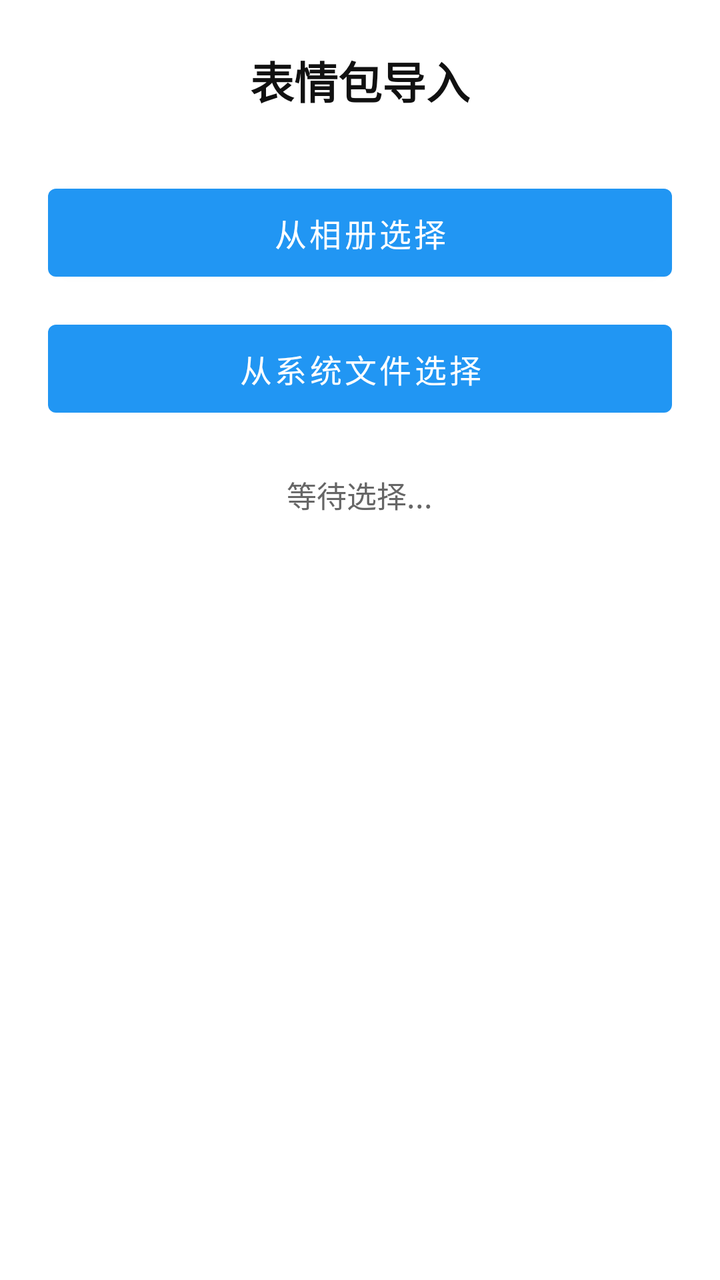
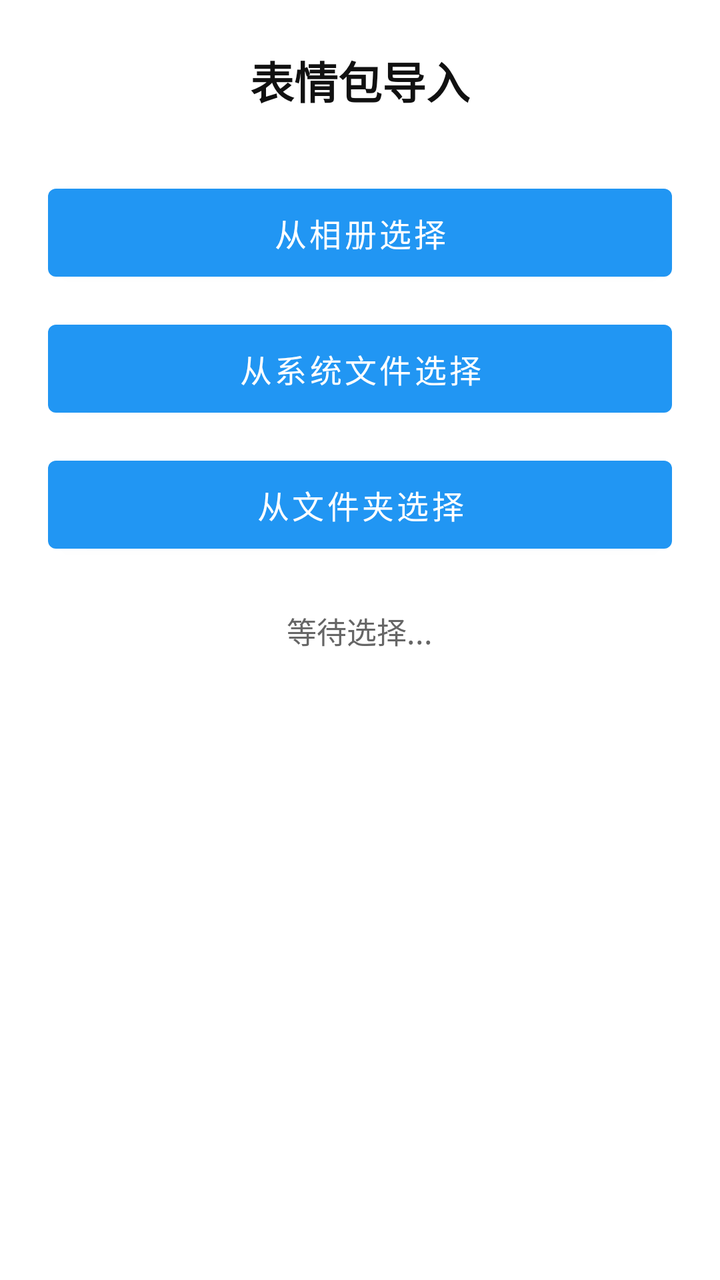

An Android layout rendered at two revisions. The XML below is the earlier revision; the diff shows what the commit changed to produce the second picture.
<!-- AndroidManifest.xml: application theme Theme.Test -->
<!-- res/layout/activity_import.xml -->
<?xml version="1.0" encoding="utf-8"?>
<LinearLayout xmlns:android="http://schemas.android.com/apk/res/android"
    android:layout_width="match_parent"
    android:layout_height="match_parent"
    android:orientation="vertical"
    android:padding="24dp"
    android:gravity="center_horizontal">

    <TextView
        android:layout_width="wrap_content"
        android:layout_height="wrap_content"
        android:text="表情包导入"
        android:textSize="22sp"
        android:textStyle="bold"
        android:textColor="#111111"
        android:layout_marginBottom="32dp" />

    <Button
        android:id="@+id/btnPickImages"
        android:layout_width="match_parent"
        android:layout_height="56dp"
        android:text="从相册选择"
        android:textSize="16sp" />

    <Button
        android:id="@+id/btnPickFromFiles"
        android:layout_width="match_parent"
        android:layout_height="56dp"
        android:layout_marginTop="12dp"
        android:text="从系统文件选择"
        android:textSize="16sp" />

    <TextView
        android:id="@+id/tvProgress"
        android:layout_width="wrap_content"
        android:layout_height="wrap_content"
        android:text="等待选择..."
        android:textSize="15sp"
        android:textColor="#666666"
        android:layout_marginTop="24dp" />

    <TextView
        android:id="@+id/tvSummary"
        android:layout_width="match_parent"
        android:layout_height="wrap_content"
        android:text=""
        android:textSize="16sp"
        android:textColor="#008800"
        android:textAlignment="center"
        android:layout_marginTop="16dp" />

</LinearLayout>
<!-- resources referenced by this layout -->
<resources>
  <style name="Theme.Test" parent="Theme.MaterialComponents.DayNight.NoActionBar">
          <item name="colorPrimary">#2196F3</item>
          <item name="colorPrimaryVariant">#1976D2</item>
          <item name="colorOnPrimary">#FFFFFF</item>
          <item name="colorSecondary">#03DAC6</item>
          <item name="colorSecondaryVariant">#018786</item>
          <item name="colorOnSecondary">#000000</item>
          <item name="android:statusBarColor">?attr/colorPrimaryVariant</item>
      </style>
</resources>

<!-- the commit's change to res/layout/activity_import.xml (unified diff, before → after) -->
@@ -30,6 +30,14 @@
         android:text="从系统文件选择"
         android:textSize="16sp" />
 
+    <Button
+        android:id="@+id/btnPickFromFolder"
+        android:layout_width="match_parent"
+        android:layout_height="56dp"
+        android:layout_marginTop="12dp"
+        android:text="从文件夹选择"
+        android:textSize="16sp" />
+
     <TextView
         android:id="@+id/tvProgress"
         android:layout_width="wrap_content"
